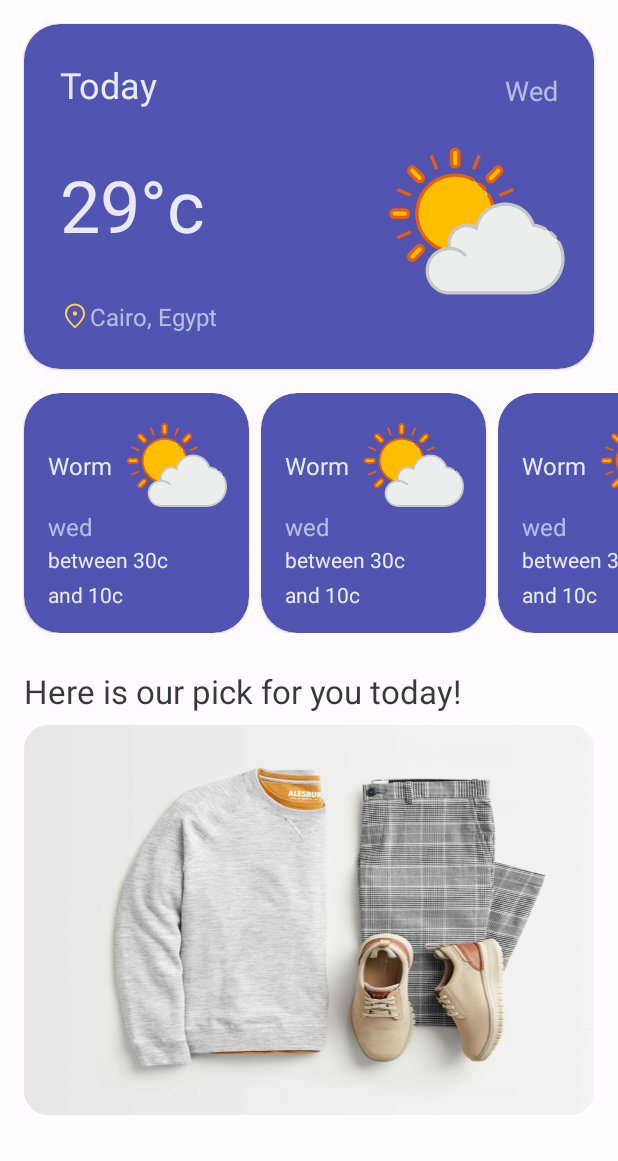
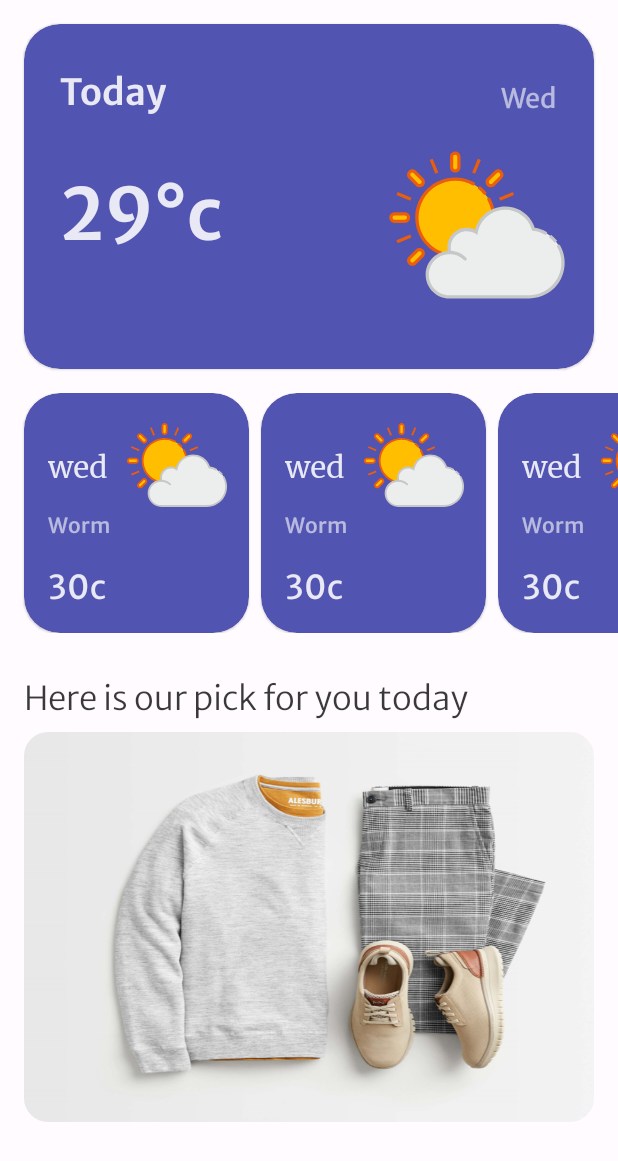
Before and after one commit to AliAlneame/What_To_Wear_202, an Android app: the layout fragment_home.xml on its own in the app's theme, with its tools: preview values and no code run, on a phone screen of 412 x 824 dp. Shown: the top 1161 px of the screen. Run offline under Robolectric (Android 15) with nearby library versions, the phone set to English and light mode, and no system bars.

```diff
--- a/app/src/main/java/com/projects/whattowear/model/Interval.kt
+++ b/app/src/main/java/com/projects/whattowear/model/Interval.kt
@@ -7,4 +7,5 @@ data class Interval(
     val values: Temperature,
     val weatherType: DayWeatherType,
     @DrawableRes val weatherImageId: Int,
+    @DrawableRes val clothesImageId: Int,
 )
--- a/app/src/main/res/layout/fragment_home.xml
+++ b/app/src/main/res/layout/fragment_home.xml
@@ -37,10 +37,10 @@
                         android:layout_width="wrap_content"
                         android:layout_height="wrap_content"
                         android:layout_marginEnd="8dp"
-                        tools:src="@drawable/svg_worm"
                         app:layout_constraintBottom_toBottomOf="@+id/text_location"
                         app:layout_constraintEnd_toEndOf="parent"
-                        app:layout_constraintTop_toBottomOf="@+id/text_day_date" />
+                        app:layout_constraintTop_toBottomOf="@+id/text_day_date"
+                        tools:src="@drawable/svg_worm" />
 
                     <TextView
                         android:id="@+id/text_today"
@@ -48,7 +48,8 @@
                         android:layout_height="wrap_content"
                         android:layout_marginStart="24dp"
                         android:layout_marginTop="24dp"
-                        android:text="Today"
+                        android:fontFamily="@font/merriweathersans_semibold"
+                        tools:text="Today"
                         android:textColor="@color/material_on_primary_emphasis_high_type"
                         android:textSize="24sp"
                         app:layout_constraintStart_toStartOf="@+id/constraint_card_view"
@@ -60,11 +61,12 @@
                         android:layout_height="wrap_content"
                         android:layout_marginTop="24dp"
                         android:layout_marginEnd="24dp"
-                        tools:text="Wed"
+                        android:fontFamily="@font/merriweathersans_regular"
                         android:textColor="@color/material_on_primary_emphasis_medium"
                         android:textSize="18sp"
                         app:layout_constraintBottom_toBottomOf="@+id/text_today"
-                        app:layout_constraintEnd_toEndOf="parent" />
+                        app:layout_constraintEnd_toEndOf="parent"
+                        tools:text="Wed" />
 
 
                     <TextView
@@ -72,12 +74,13 @@
                         android:layout_width="wrap_content"
                         android:layout_height="wrap_content"
                         android:layout_marginStart="24dp"
-                        tools:text="29°c"
+                        android:fontFamily="@font/merriweathersans_semibold"
                         android:textColor="@color/material_on_primary_emphasis_high_type"
                         android:textSize="48sp"
                         app:layout_constraintBottom_toTopOf="@+id/text_location"
                         app:layout_constraintStart_toStartOf="@+id/constraint_card_view"
-                        app:layout_constraintTop_toBottomOf="@id/text_today" />
+                        app:layout_constraintTop_toBottomOf="@id/text_today"
+                        tools:text="29°c" />
 
                     <TextView
                         android:id="@+id/text_location"
@@ -86,7 +89,9 @@
                         android:layout_marginStart="24dp"
                         android:layout_marginTop="24dp"
                         android:layout_marginBottom="24dp"
+                        android:fontFamily="@font/merriweathersans_regular"
                         android:text="Cairo, Egypt"
+                        android:visibility="invisible"
                         android:textColor="@color/material_on_primary_emphasis_medium"
                         android:textSize="16sp"
                         app:drawableStartCompat="@drawable/location_on_fill0_wght400_grad0_opsz48"
@@ -121,24 +126,13 @@
                 android:layout_height="wrap_content"
                 android:layout_marginStart="16dp"
                 android:layout_marginTop="24dp"
-                tools:text="Here is our pick for you today!"
+                android:fontFamily="@font/merriweathersans_light"
                 android:textAppearance="@style/TextAppearance.Material3.TitleLarge"
                 android:textColor="@color/material_on_surface_emphasis_high_type"
                 app:layout_constraintStart_toStartOf="parent"
-                app:layout_constraintTop_toBottomOf="@+id/recycler_view_days" />
+                app:layout_constraintTop_toBottomOf="@+id/recycler_view_days"
+                tools:text="Here is our pick for you today" />
 
-
-            <!--            <ImageView-->
-            <!--                android:id="@+id/image_our_pick"-->
-            <!--                android:layout_width="120dp"-->
-            <!--                android:layout_height="120dp"-->
-            <!--                android:layout_marginTop="8dp"-->
-            <!--                android:layout_marginEnd="16dp"-->
-            <!--                android:src="@drawable/no_back_clothes_bro"-->
-            <!--                app:layout_constraintEnd_toEndOf="parent"-->
-            <!--                app:layout_constraintHorizontal_bias="0.5"-->
-            <!--                app:layout_constraintStart_toEndOf="@+id/text_our_pick"-->
-            <!--                app:layout_constraintTop_toBottomOf="@id/recycler_view_days" />-->
 
             <com.google.android.material.imageview.ShapeableImageView
                 android:id="@+id/image_clothes"
@@ -148,12 +142,12 @@
                 android:layout_marginEnd="16dp"
                 android:layout_marginBottom="16dp"
                 android:scaleType="fitXY"
-                tools:background="@drawable/image_worm_1"
                 app:layout_constraintBottom_toBottomOf="parent"
                 app:layout_constraintEnd_toEndOf="parent"
                 app:layout_constraintStart_toStartOf="@id/text_our_pick"
                 app:layout_constraintTop_toBottomOf="@+id/text_our_pick"
-                app:shapeAppearance="@style/RoundedImageView" />
+                app:shapeAppearance="@style/RoundedImageView"
+                tools:background="@drawable/image_worm_1" />
 
         </androidx.constraintlayout.widget.ConstraintLayout>
 
--- a/app/src/main/res/layout/item_day.xml
+++ b/app/src/main/res/layout/item_day.xml
@@ -27,13 +27,14 @@
             android:id="@+id/text_weather_type"
             android:layout_width="wrap_content"
             android:layout_height="wrap_content"
+            android:fontFamily="@font/merriweathersans_medium"
+            android:text="Worm"
             android:layout_marginStart="16dp"
-            android:text="Worm"
-            android:textColor="@color/material_on_primary_emphasis_high_type"
-            android:textSize="16sp"
-            app:layout_constraintBottom_toBottomOf="@+id/image_weather"
-            app:layout_constraintStart_toStartOf="@id/constraint_card_view"
-            app:layout_constraintTop_toTopOf="@+id/image_weather" />
+            android:textColor="@color/material_on_primary_emphasis_medium"
+            android:textSize="14sp"
+            app:layout_constraintBottom_toTopOf="@+id/text_temperature_max"
+            app:layout_constraintStart_toStartOf="parent"
+            app:layout_constraintTop_toBottomOf="@+id/text_item_day_date" />
 
         <TextView
             android:id="@+id/text_item_day_date"
@@ -41,37 +42,29 @@
             android:layout_height="wrap_content"
             android:layout_marginStart="16dp"
             android:layout_marginBottom="12dp"
-            tools:text="wed"
-            android:textColor="@color/material_on_primary_emphasis_medium"
-            android:textSize="16sp"
+            android:fontFamily="@font/merriweather_regular"
+            android:textColor="@color/material_on_primary_emphasis_high_type"
+            android:textSize="20sp"
             app:layout_constraintBottom_toTopOf="@+id/text_temperature_max"
             app:layout_constraintStart_toStartOf="@id/constraint_card_view"
-            app:layout_constraintTop_toBottomOf="@+id/image_weather" />
+            app:layout_constraintTop_toTopOf="parent"
+            tools:text="wed" />
 
         <TextView
             android:id="@+id/text_temperature_max"
             android:layout_width="wrap_content"
             android:layout_height="wrap_content"
             android:layout_marginStart="16dp"
-            android:layout_marginBottom="4dp"
-            android:text="between 30c"
+            android:fontFamily="@font/merriweathersans_regular"
+            android:layout_marginBottom="16dp"
+            android:text="30c"
             android:textColor="@color/material_on_primary_emphasis_high_type"
-            android:textSize="14sp"
-            app:layout_constraintBottom_toTopOf="@id/text_temperature_min"
+            android:textSize="22sp"
+            app:layout_constraintBottom_toBottomOf="parent"
             app:layout_constraintStart_toStartOf="@id/constraint_card_view" />
 
 
-        <TextView
-            android:id="@+id/text_temperature_min"
-            android:layout_width="wrap_content"
-            android:layout_height="wrap_content"
-            android:layout_marginStart="16dp"
-            android:layout_marginBottom="16dp"
-            android:text="and 10c"
-            android:textColor="@color/material_on_primary_emphasis_high_type"
-            android:textSize="14sp"
-            app:layout_constraintBottom_toBottomOf="@id/constraint_card_view"
-            app:layout_constraintStart_toStartOf="@id/constraint_card_view" />
+
 
 
     </androidx.constraintlayout.widget.ConstraintLayout>
```
Also changed, not shown: app/src/main/java/com/projects/whattowear/fragment/DaysAdapter.kt (+5 -5 lines), app/src/main/java/com/projects/whattowear/fragment/HomeFragment.kt (+15 -4 lines), app/src/main/java/com/projects/whattowear/network/DataManager.kt (+34 -10 lines), app/src/main/java/com/projects/whattowear/network/NetworkUtils.kt (+5 -20 lines), app/src/main/res/layout/item_header.xml (deleted, +0 -57 lines), app/src/main/res/drawable/appstore.png (deleted).
